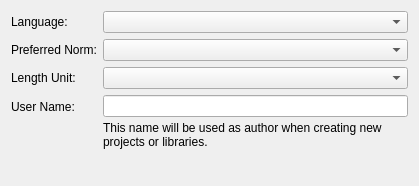
Before: the Qt Designer form libs/librepcb/editor/workspace/initializeworkspacewizard/initializeworkspacewizard_choosesettings.ui in LibrePCB/LibrePCB, drawn with Qt 5.
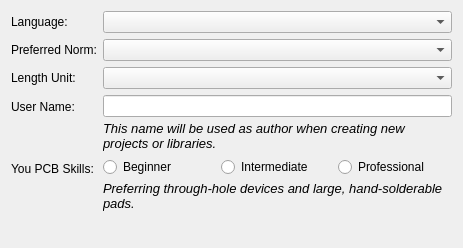
After: the same form once the commit is applied.

The edit to the form file:
```diff
--- a/libs/librepcb/editor/workspace/initializeworkspacewizard/initializeworkspacewizard_choosesettings.ui
+++ b/libs/librepcb/editor/workspace/initializeworkspacewizard/initializeworkspacewizard_choosesettings.ui
@@ -6,8 +6,8 @@
    <rect>
     <x>0</x>
     <y>0</y>
-    <width>419</width>
-    <height>186</height>
+    <width>463</width>
+    <height>248</height>
    </rect>
   </property>
   <property name="title">
@@ -77,6 +77,12 @@
          <height>0</height>
         </size>
        </property>
+       <property name="font">
+        <font>
+         <pointsize>10</pointsize>
+         <italic>true</italic>
+        </font>
+       </property>
        <property name="text">
         <string>This name will be used as author when creating new projects or libraries.</string>
        </property>
@@ -97,6 +103,81 @@
      </property>
     </widget>
    </item>
+   <item row="6" column="0">
+    <widget class="Line" name="line">
+     <property name="orientation">
+      <enum>Qt::Vertical</enum>
+     </property>
+    </widget>
+   </item>
+   <item row="5" column="0">
+    <widget class="QLabel" name="label_6">
+     <property name="text">
+      <string>You PCB Skills:</string>
+     </property>
+    </widget>
+   </item>
+   <item row="5" column="1">
+    <layout class="QVBoxLayout" name="verticalLayout_2">
+     <property name="spacing">
+      <number>4</number>
+     </property>
+     <item>
+      <layout class="QHBoxLayout" name="horizontalLayout">
+       <item>
+        <widget class="QRadioButton" name="rbtnSkillsBeginner">
+         <property name="text">
+          <string>Beginner</string>
+         </property>
+        </widget>
+       </item>
+       <item>
+        <widget class="QRadioButton" name="rbtnSkillsIntermediate">
+         <property name="text">
+          <string>Intermediate</string>
+         </property>
+        </widget>
+       </item>
+       <item>
+        <widget class="QRadioButton" name="rbtnSkillsProfessional">
+         <property name="text">
+          <string>Professional</string>
+         </property>
+        </widget>
+       </item>
+      </layout>
+     </item>
+     <item>
+      <widget class="QLabel" name="label_7">
+       <property name="font">
+        <font>
+         <pointsize>10</pointsize>
+         <italic>true</italic>
+        </font>
+       </property>
+       <property name="text">
+        <string>Preferring through-hole devices and large, hand-solderable pads.</string>
+       </property>
+       <property name="wordWrap">
+        <bool>true</bool>
+       </property>
+      </widget>
+     </item>
+     <item>
+      <spacer name="verticalSpacer">
+       <property name="orientation">
+        <enum>Qt::Vertical</enum>
+       </property>
+       <property name="sizeHint" stdset="0">
+        <size>
+         <width>20</width>
+         <height>0</height>
+        </size>
+       </property>
+      </spacer>
+     </item>
+    </layout>
+   </item>
   </layout>
  </widget>
  <tabstops>
```
